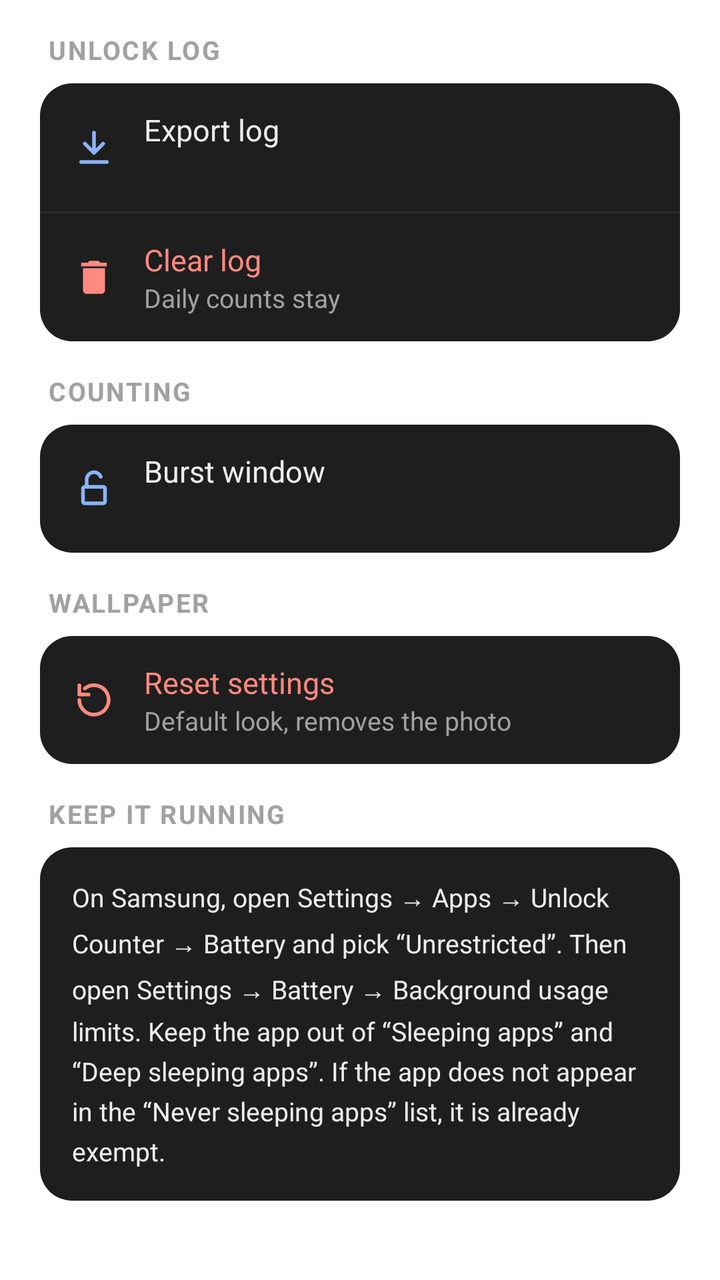
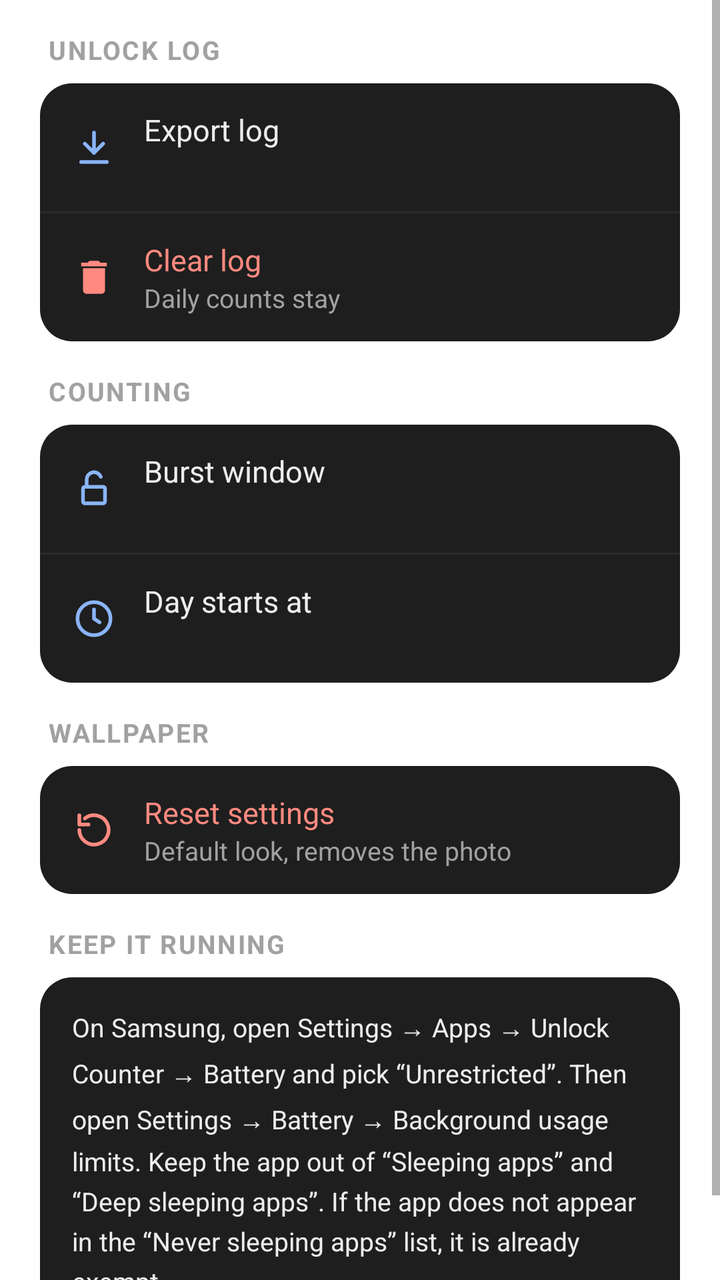

An Android layout rendered at two revisions. The XML below is the earlier revision; the diff shows what the commit changed to produce the second picture.
<!-- AndroidManifest.xml: fallback theme Theme.MaterialComponents.DayNight.NoActionBar -->
<!-- res/layout/tab_system.xml -->
<?xml version="1.0" encoding="utf-8"?>
<ScrollView xmlns:android="http://schemas.android.com/apk/res/android"
    android:layout_width="match_parent"
    android:layout_height="match_parent"
    android:accessibilityPaneTitle="@string/tab_system">

    <LinearLayout
        android:layout_width="match_parent"
        android:layout_height="wrap_content"
        android:orientation="vertical"
        android:paddingHorizontal="20dp"
        android:paddingBottom="20dp">

        <TextView style="@style/SectionHeader" android:text="@string/unlock_log" />

        <LinearLayout
            android:layout_width="match_parent"
            android:layout_height="wrap_content"
            android:background="@drawable/bg_card"
            android:orientation="vertical">

            <LinearLayout android:id="@+id/export_log" style="@style/Row">
                <ImageView style="@style/RowIcon" android:src="@drawable/ic_download" android:tint="@color/accent" />
                <LinearLayout style="@style/RowText">
                    <TextView style="@style/RowTitle" android:text="@string/export_log" />
                    <TextView android:id="@+id/export_subtitle" style="@style/RowSubtitle" />
                </LinearLayout>
            </LinearLayout>

            <View style="@style/RowDivider" />

            <LinearLayout android:id="@+id/clear_log" style="@style/Row">
                <ImageView style="@style/RowIcon" android:src="@drawable/ic_delete" android:tint="@color/danger" />
                <LinearLayout style="@style/RowText">
                    <TextView style="@style/RowTitle" android:text="@string/clear_log" android:textColor="@color/danger" />
                    <TextView style="@style/RowSubtitle" android:text="@string/clear_log_subtitle" />
                </LinearLayout>
            </LinearLayout>
        </LinearLayout>

        <TextView style="@style/SectionHeader" android:text="@string/counting" />

        <LinearLayout
            android:id="@+id/counting"
            android:layout_width="match_parent"
            android:layout_height="wrap_content"
            android:background="@drawable/bg_card"
            android:orientation="vertical">

            <LinearLayout android:id="@+id/burst_window" style="@style/Row">
                <ImageView style="@style/RowIcon" android:src="@drawable/ic_unlock" android:tint="@color/accent" />
                <LinearLayout style="@style/RowText">
                    <TextView style="@style/RowTitle" android:text="@string/burst_window" />
                    <TextView android:id="@+id/burst_subtitle" style="@style/RowSubtitle" />
                </LinearLayout>
            </LinearLayout>
        </LinearLayout>

        <TextView style="@style/SectionHeader" android:text="@string/wallpaper" />

        <LinearLayout
            android:layout_width="match_parent"
            android:layout_height="wrap_content"
            android:background="@drawable/bg_card"
            android:orientation="vertical">

            <LinearLayout android:id="@+id/reset_settings" style="@style/Row">
                <ImageView style="@style/RowIcon" android:src="@drawable/ic_reset" android:tint="@color/danger" />
                <LinearLayout style="@style/RowText">
                    <TextView style="@style/RowTitle" android:text="@string/reset_settings" android:textColor="@color/danger" />
                    <TextView style="@style/RowSubtitle" android:text="@string/reset_settings_subtitle" />
                </LinearLayout>
            </LinearLayout>
        </LinearLayout>

        <TextView style="@style/SectionHeader" android:text="@string/keep_running" />

        <TextView
            android:layout_width="match_parent"
            android:layout_height="wrap_content"
            android:background="@drawable/bg_card"
            android:lineSpacingMultiplier="1.3"
            android:padding="16dp"
            android:text="@string/keep_running_tip"
            android:textColor="@color/text"
            android:textSize="13sp" />
    </LinearLayout>
</ScrollView>
<!-- resources referenced by this layout -->
<resources>
  <color name="accent">#8AB4F8</color>
  <color name="danger">#FF8A80</color>
  <color name="text">#EDEDED</color>
  <!-- drawable bg_card (drawable) -->
  <?xml version="1.0" encoding="utf-8"?>
  <shape xmlns:android="http://schemas.android.com/apk/res/android" android:shape="rectangle">
      <solid android:color="@color/surface" />
      <corners android:radius="16dp" />
  </shape>
  <!-- drawable ic_delete (drawable) -->
  <?xml version="1.0" encoding="utf-8"?>
  <vector xmlns:android="http://schemas.android.com/apk/res/android"
      android:width="24dp"
      android:height="24dp"
      android:tint="?android:attr/textColorPrimary"
      android:viewportWidth="24"
      android:viewportHeight="24">
      <path
          android:fillColor="#FFFFFF"
          android:pathData="M6,19c0,1.1 0.9,2 2,2h8c1.1,0 2,-0.9 2,-2V7H6v12zM19,4h-3.5l-1,-1h-5l-1,1H5v2h14V4z" />
  </vector>
  <string name="burst_window">Burst window</string>
  <string name="clear_log">Clear log</string>
  <string name="clear_log_subtitle">Daily counts stay</string>
  <string name="counting">Counting</string>
  <string name="export_log">Export log</string>
  <string name="keep_running">Keep it running</string>
  <string name="keep_running_tip">On Samsung, open Settings → Apps → Unlock Counter → Battery and pick “Unrestricted”. Then open Settings → Battery → Background usage limits. Keep the app out of “Sleeping apps” and “Deep sleeping apps”. If the app does not appear in the “Never sleeping apps” list, it is already exempt.</string>
  <string name="reset_settings">Reset settings</string>
  <string name="reset_settings_subtitle">Default look, removes the photo</string>
  <string name="tab_system">System</string>
  <string name="unlock_log">Unlock log</string>
  <string name="wallpaper">Wallpaper</string>
  <style name="RowDivider">
          <item name="android:layout_width">match_parent</item>
          <item name="android:layout_height">1dp</item>
          <item name="android:background">@color/surface_high</item>
      </style>
  <style name="RowIcon">
          <item name="android:layout_width">22dp</item>
          <item name="android:layout_height">22dp</item>
          <item name="android:layout_marginEnd">14dp</item>
          <item name="android:importantForAccessibility">no</item>
      </style>
  <style name="RowSubtitle">
          <item name="android:layout_width">wrap_content</item>
          <item name="android:layout_height">wrap_content</item>
          <item name="android:textColor">@color/text_muted</item>
          <item name="android:textSize">13sp</item>
      </style>
  <style name="RowText">
          <item name="android:layout_width">0dp</item>
          <item name="android:layout_height">wrap_content</item>
          <item name="android:layout_weight">1</item>
          <item name="android:orientation">vertical</item>
      </style>
  <style name="RowTitle">
          <item name="android:layout_width">wrap_content</item>
          <item name="android:layout_height">wrap_content</item>
          <item name="android:textColor">@color/text</item>
          <item name="android:textSize">15sp</item>
      </style>
  <color name="surface">#1E1E1E</color>
  <color name="surface_high">#2A2A2A</color>
  <color name="text_muted">#A1A1A1</color>
  <!-- unchanged entries left out for length: 5 -->
</resources>

<!-- the commit's change to res/layout/tab_system.xml (unified diff, before → after) -->
@@ -54,6 +54,16 @@
                     <TextView android:id="@+id/burst_subtitle" style="@style/RowSubtitle" />
                 </LinearLayout>
             </LinearLayout>
+
+            <View style="@style/RowDivider" />
+
+            <LinearLayout android:id="@+id/day_start" style="@style/Row">
+                <ImageView style="@style/RowIcon" android:src="@drawable/ic_clock" android:tint="@color/accent" />
+                <LinearLayout style="@style/RowText">
+                    <TextView style="@style/RowTitle" android:text="@string/day_start" />
+                    <TextView android:id="@+id/day_start_subtitle" style="@style/RowSubtitle" />
+                </LinearLayout>
+            </LinearLayout>
         </LinearLayout>
 
         <TextView style="@style/SectionHeader" android:text="@string/wallpaper" />
<!-- resource entries referenced after the edit -->
@@ -9,6 +9,20 @@
       <solid android:color="@color/surface" />
       <corners android:radius="16dp" />
   </shape>
+  <!-- drawable ic_clock (drawable) -->
+  <?xml version="1.0" encoding="utf-8"?>
+  <vector xmlns:android="http://schemas.android.com/apk/res/android"
+      android:width="24dp"
+      android:height="24dp"
+      android:viewportWidth="24"
+      android:viewportHeight="24">
+      <path
+          android:pathData="M12,3a9,9 0 1,0 0,18a9,9 0 1,0 0,-18zM12,7v5l3,2"
+          android:strokeWidth="2"
+          android:strokeColor="#FFFFFF"
+          android:strokeLineCap="round"
+          android:strokeLineJoin="round" />
+  </vector>
   <!-- drawable ic_delete (drawable) -->
   <?xml version="1.0" encoding="utf-8"?>
   <vector xmlns:android="http://schemas.android.com/apk/res/android"
@@ -25,6 +39,7 @@
   <string name="clear_log">Clear log</string>
   <string name="clear_log_subtitle">Daily counts stay</string>
   <string name="counting">Counting</string>
+  <string name="day_start">Day starts at</string>
   <string name="export_log">Export log</string>
   <string name="keep_running">Keep it running</string>
   <string name="keep_running_tip">On Samsung, open Settings → Apps → Unlock Counter → Battery and pick “Unrestricted”. Then open Settings → Battery → Background usage limits. Keep the app out of “Sleeping apps” and “Deep sleeping apps”. If the app does not appear in the “Never sleeping apps” list, it is already exempt.</string>
